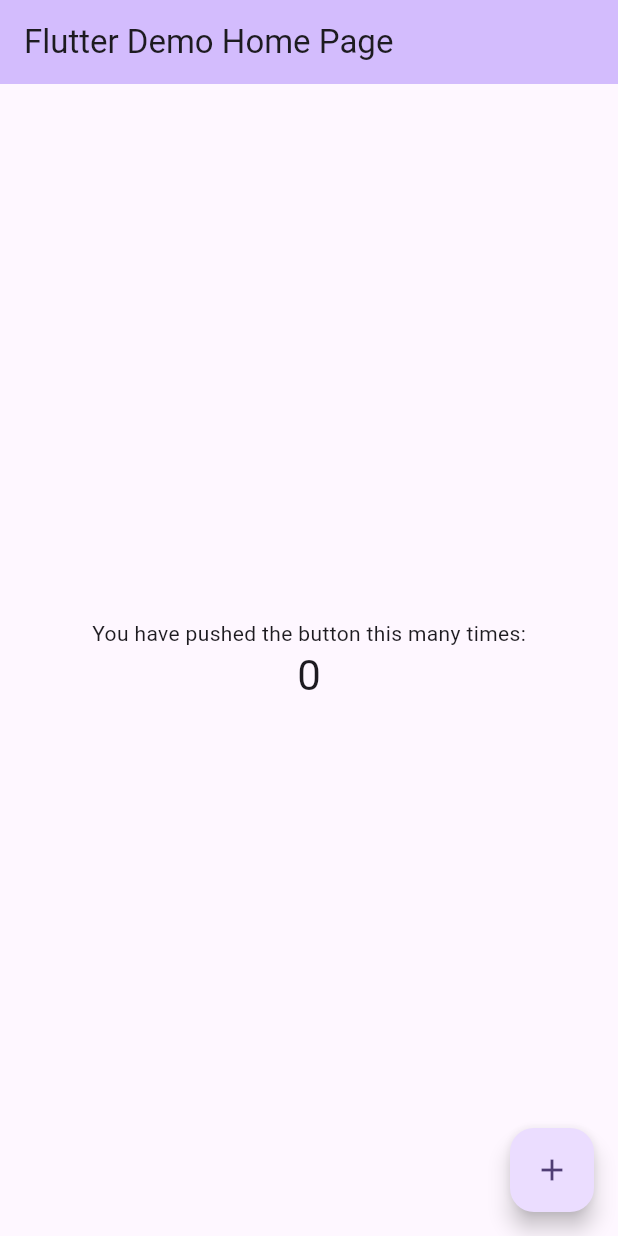
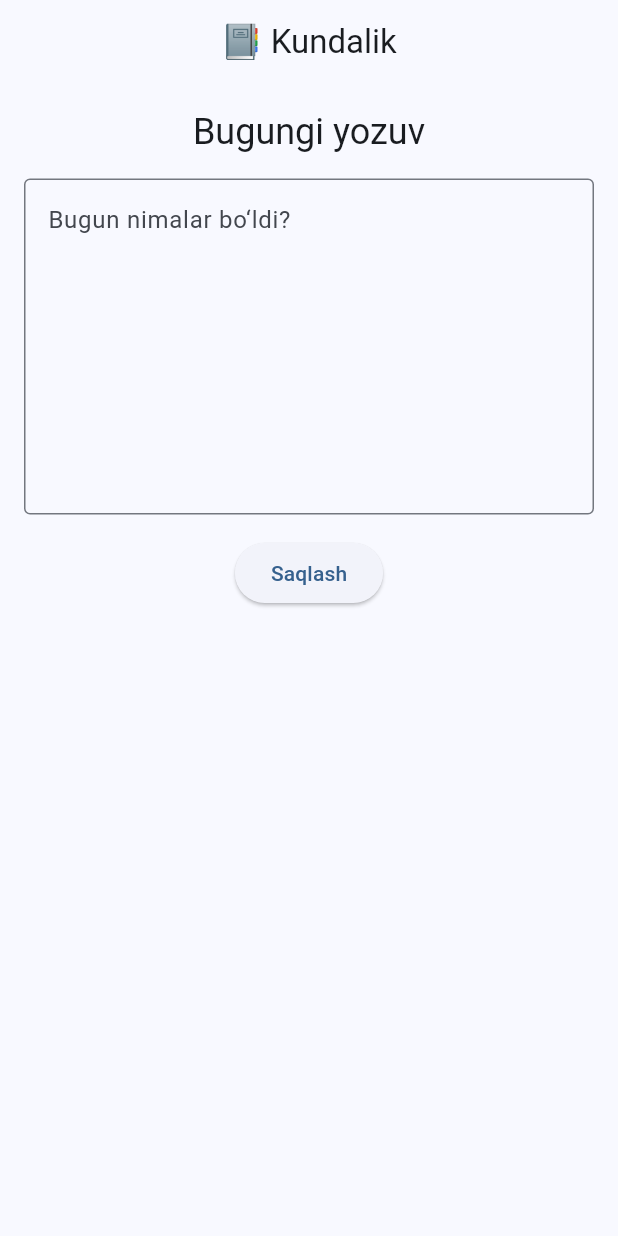
Before and after one commit to fnnhshhj-jpg/kundalik, a Flutter app: the screen it shows after launch, on a phone screen of 412 x 824 dp. Run offline on Flutter 3.47's test engine with Material 3 defaults, Android fonts, the phone set to English and light mode, and no system bars; our stand-ins replace shared_preferences.

Commit message:
Create Kundalik app

```diff
--- a/lib/main.dart
+++ b/lib/main.dart
@@ -1,121 +1,111 @@
 import 'package:flutter/material.dart';
+import 'package:shared_preferences/shared_preferences.dart';
 
 void main() {
-  runApp(const MyApp());
+  runApp(const KundalikApp());
 }
 
-class MyApp extends StatelessWidget {
-  const MyApp({super.key});
+class KundalikApp extends StatelessWidget {
+  const KundalikApp({super.key});
 
-  // This widget is the root of your application.
   @override
   Widget build(BuildContext context) {
     return MaterialApp(
-      title: 'Flutter Demo',
+      debugShowCheckedModeBanner: false,
+      title: 'Kundalik',
       theme: ThemeData(
-        // This is the theme of your application.
-        //
-        // TRY THIS: Try running your application with "flutter run". You'll see
-        // the application has a purple toolbar. Then, without quitting the app,
-        // try changing the seedColor in the colorScheme below to Colors.green
-        // and then invoke "hot reload" (save your changes or press the "hot
-        // reload" button in a Flutter-supported IDE, or press "r" if you used
-        // the command line to start the app).
-        //
-        // Notice that the counter didn't reset back to zero; the application
-        // state is not lost during the reload. To reset the state, use hot
-        // restart instead.
-        //
-        // This works for code too, not just values: Most code changes can be
-        // tested with just a hot reload.
-        colorScheme: .fromSeed(seedColor: Colors.deepPurple),
+        colorScheme: ColorScheme.fromSeed(seedColor: Colors.blue),
+        useMaterial3: true,
       ),
-      home: const MyHomePage(title: 'Flutter Demo Home Page'),
+      home: const HomePage(),
     );
   }
 }
 
-class MyHomePage extends StatefulWidget {
-  const MyHomePage({super.key, required this.title});
-
-  // This widget is the home page of your application. It is stateful, meaning
-  // that it has a State object (defined below) that contains fields that affect
-  // how it looks.
-
-  // This class is the configuration for the state. It holds the values (in this
-  // case the title) provided by the parent (in this case the App widget) and
-  // used by the build method of the State. Fields in a Widget subclass are
-  // always marked "final".
-
-  final String title;
+class HomePage extends StatefulWidget {
+  const HomePage({super.key});
 
   @override
-  State<MyHomePage> createState() => _MyHomePageState();
+  State<HomePage> createState() => _HomePageState();
 }
 
-class _MyHomePageState extends State<MyHomePage> {
-  int _counter = 0;
+class _HomePageState extends State<HomePage> {
+  final TextEditingController controller = TextEditingController();
+  String savedText = "";
 
-  void _incrementCounter() {
+  @override
+  void initState() {
+    super.initState();
+    loadText();
+  }
+
+  Future<void> loadText() async {
+    final prefs = await SharedPreferences.getInstance();
     setState(() {
-      // This call to setState tells the Flutter framework that something has
-      // changed in this State, which causes it to rerun the build method below
-      // so that the display can reflect the updated values. If we changed
-      // _counter without calling setState(), then the build method would not be
-      // called again, and so nothing would appear to happen.
-      _counter++;
+      savedText = prefs.getString("kundalik") ?? "";
     });
+  }
+
+  Future<void> saveText() async {
+    final prefs = await SharedPreferences.getInstance();
+    await prefs.setString("kundalik", controller.text);
+
+    setState(() {
+      savedText = controller.text;
+    });
+
+    ScaffoldMessenger.of(context).showSnackBar(
+      const SnackBar(content: Text("Saqlandi ✅")),
+    );
   }
 
   @override
   Widget build(BuildContext context) {
-    // This method is rerun every time setState is called, for instance as done
-    // by the _incrementCounter method above.
-    //
-    // The Flutter framework has been optimized to make rerunning build methods
-    // fast, so that you can just rebuild anything that needs updating rather
-    // than having to individually change instances of widgets.
     return Scaffold(
       appBar: AppBar(
-        // TRY THIS: Try changing the color here to a specific color (to
-        // Colors.amber, perhaps?) and trigger a hot reload to see the AppBar
-        // change color while the other colors stay the same.
-        backgroundColor: Theme.of(context).colorScheme.inversePrimary,
-        // Here we take the value from the MyHomePage object that was created by
-        // the App.build method, and use it to set our appbar title.
-        title: Text(widget.title),
+        title: const Text("📔 Kundalik"),
+        centerTitle: true,
       ),
-      body: Center(
-        // Center is a layout widget. It takes a single child and positions it
-        // in the middle of the parent.
+      body: Padding(
+        padding: const EdgeInsets.all(16),
         child: Column(
-          // Column is also a layout widget. It takes a list of children and
-          // arranges them vertically. By default, it sizes itself to fit its
-          // children horizontally, and tries to be as tall as its parent.
-          //
-          // Column has various properties to control how it sizes itself and
-          // how it positions its children. Here we use mainAxisAlignment to
-          // center the children vertically; the main axis here is the vertical
-          // axis because Columns are vertical (the cross axis would be
-          // horizontal).
-          //
-          // TRY THIS: Invoke "debug painting" (choose the "Toggle Debug Paint"
-          // action in the IDE, or press "p" in the console), to see the
-          // wireframe for each widget.
-          mainAxisAlignment: .center,
           children: [
-            const Text('You have pushed the button this many times:'),
             Text(
-              '$_counter',
-              style: Theme.of(context).textTheme.headlineMedium,
+              "Bugungi yozuv",
+              style: Theme.of(context).textTheme.headlineSmall,
             ),
+
+            const SizedBox(height: 15),
+
+            TextField(
+              controller: controller,
+              maxLines: 8,
+              decoration: const InputDecoration(
+                hintText: "Bugun nimalar bo‘ldi?",
+                border: OutlineInputBorder(),
+              ),
+            ),
+
+            const SizedBox(height: 15),
+
+            ElevatedButton(
+              onPressed: saveText,
+              child: const Text("Saqlash"),
+            ),
+
+            const SizedBox(height: 20),
+
+            if (savedText.isNotEmpty)
+              Expanded(
+                child: Card(
+                  child: Padding(
+                    padding: const EdgeInsets.all(15),
+                    child: Text(savedText),
+                  ),
+                ),
+              ),
           ],
         ),
-      ),
-      floatingActionButton: FloatingActionButton(
-        onPressed: _incrementCounter,
-        tooltip: 'Increment',
-        child: const Icon(Icons.add),
       ),
     );
   }
```
